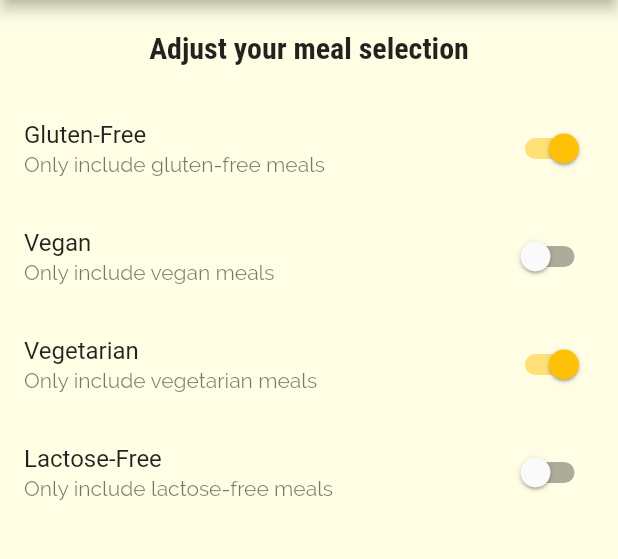
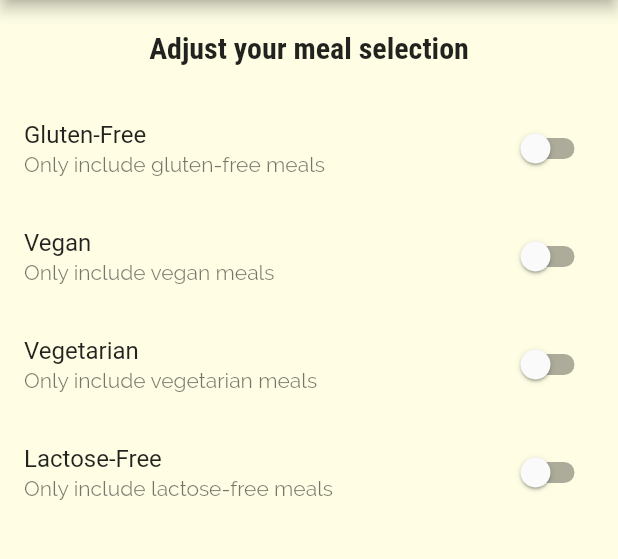
Before and after one commit to AyariAhmed/Recipes-Memo-Mobile, a Flutter app: the FiltersScreen screen opened by its route, on a phone screen of 412 x 824 dp, the part 84-643 px from its top. Run offline on Flutter 3.47's test engine with Material 2 defaults, Android fonts, the phone set to English and light mode, and no system bars.

Commit message:
Finished Filtering

```diff
--- a/lib/screens/filters_screen.dart
+++ b/lib/screens/filters_screen.dart
@@ -5,32 +5,42 @@ class FiltersScreen extends StatefulWidget {
   static const routeName = '/filters';
 
   final Function saveFilters;
+  Map<String,bool> currentFilters;
 
-  FiltersScreen(this.saveFilters);
+  FiltersScreen(this.currentFilters,this.saveFilters);
 
   @override
   _FiltersScreenState createState() => _FiltersScreenState();
 }
 
 class _FiltersScreenState extends State<FiltersScreen> {
-  bool _glutenFree = true;
-  bool _vegan = false;
-  bool _vegetarian = true;
-  bool _lactoseFree = false;
+  bool _glutenFree ;
+  bool _vegan ;
+  bool _vegetarian ;
+  bool _lactoseFree ;
+
+  @override
+  initState(){
+    _glutenFree = widget.currentFilters['gluten'];
+    _lactoseFree = widget.currentFilters['lactose'];
+    _vegetarian = widget.currentFilters['vegetarian'];
+    _vegan = widget.currentFilters['vegan'];
+
+
+    super.initState();
+  }
+
 
   Widget _buildSwitchListTile(
       {@required String title,
       @required bool value,
-      @required String subtitle}) {
+      @required String subtitle,
+      @required Function updateValue}) {
     return SwitchListTile(
         title: Text(title),
         value: value,
         subtitle: Text(subtitle),
-        onChanged: (newValue) {
-          setState(() {
-            value = newValue;
-          });
-        });
+        onChanged: updateValue);
   }
 
   @override
@@ -38,7 +48,19 @@ class _FiltersScreenState extends State<FiltersScreen> {
     return Scaffold(
         appBar: AppBar(
           title: Text('Filters'),
-          actions: [IconButton(icon: Icon(Icons.save), onPressed: () => widget.saveFilters())],
+          actions: [
+            IconButton(
+                icon: Icon(Icons.save),
+                onPressed: () {
+                  final selectedFilters = {
+                    'gluten': _glutenFree,
+                    'lactose': _lactoseFree,
+                    'vegan': _vegan,
+                    'vegetarian': _vegetarian
+                  };
+                  widget.saveFilters(selectedFilters);
+                })
+          ],
         ),
         drawer: MainDrawer(),
         body: Column(
@@ -56,19 +78,39 @@ class _FiltersScreenState extends State<FiltersScreen> {
                 _buildSwitchListTile(
                     title: 'Gluten-Free',
                     value: _glutenFree,
-                    subtitle: 'Only include gluten-free meals'),
+                    subtitle: 'Only include gluten-free meals',
+                    updateValue: (newValue) {
+                      setState(() {
+                        _glutenFree = newValue;
+                      });
+                    }),
                 _buildSwitchListTile(
                     title: 'Vegan',
                     value: _vegan,
-                    subtitle: 'Only include vegan meals'),
+                    subtitle: 'Only include vegan meals',
+                    updateValue: (newValue) {
+                      setState(() {
+                        _vegan = newValue;
+                      });
+                    }),
                 _buildSwitchListTile(
                     title: 'Vegetarian',
                     value: _vegetarian,
-                    subtitle: 'Only include vegetarian meals'),
+                    subtitle: 'Only include vegetarian meals',
+                    updateValue: (newValue) {
+                      setState(() {
+                        _vegetarian = newValue;
+                      });
+                    }),
                 _buildSwitchListTile(
                     title: 'Lactose-Free',
                     value: _lactoseFree,
-                    subtitle: 'Only include lactose-free meals'),
+                    subtitle: 'Only include lactose-free meals',
+                    updateValue: (newValue) {
+                      setState(() {
+                        _lactoseFree = newValue;
+                      });
+                    }),
               ],
             ))
           ],
```
Also changed, not shown: lib/main.dart (+6 -2 lines).
